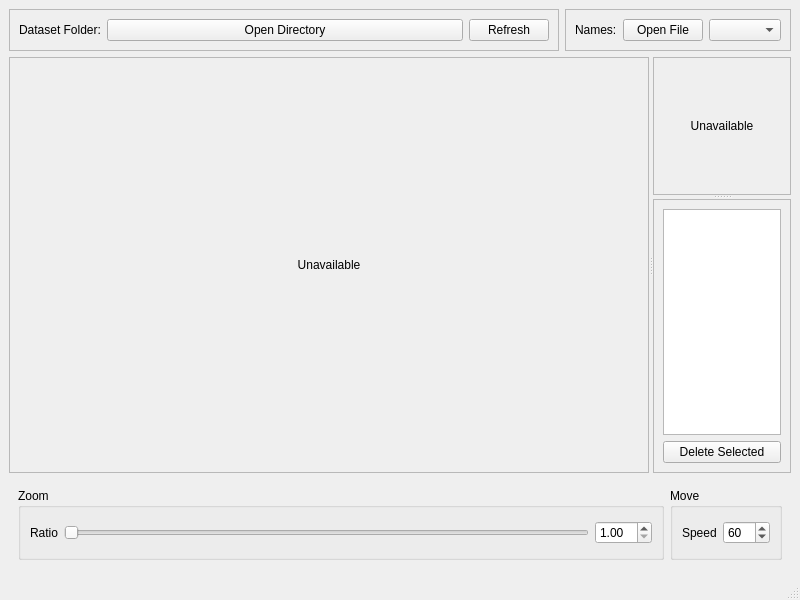
Before: the Qt Designer form util/ican_mark/icanmark.ui in jamesljlster/ican_mark, drawn with Qt 5.
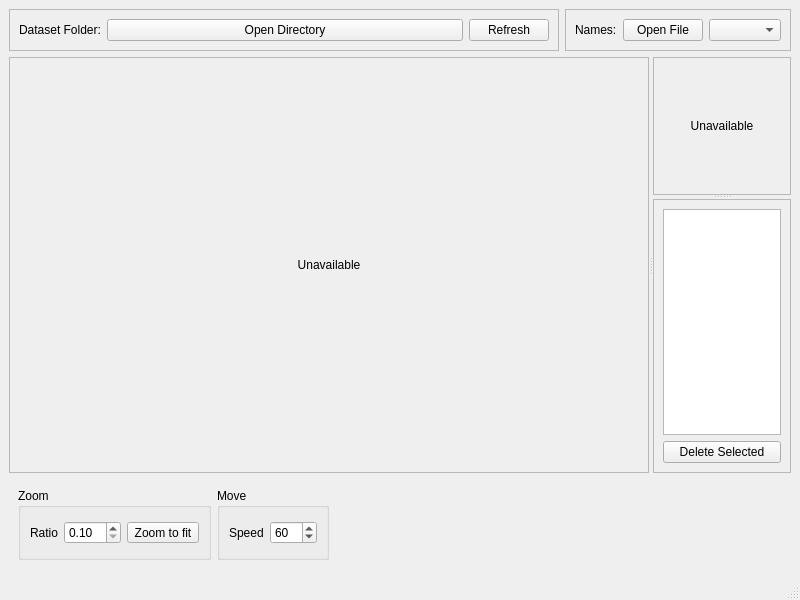
After: the same form once the commit is applied. The open tabs and pages were chosen to show the change. Custom widgets are drawn as their Qt base class.

Commit message: Remove zooming slider. Add zoom to fit controller

```diff
--- a/util/ican_mark/icanmark.ui
+++ b/util/ican_mark/icanmark.ui
@@ -412,7 +412,7 @@
          <widget class="QGroupBox" name="groupBox">
           <property name="sizePolicy">
            <sizepolicy hsizetype="Preferred" vsizetype="Preferred">
-            <horstretch>1</horstretch>
+            <horstretch>0</horstretch>
             <verstretch>0</verstretch>
            </sizepolicy>
           </property>
@@ -429,32 +429,23 @@
                </property>
               </widget>
              </item>
-             <item>
-              <widget class="QSlider" name="scaleRatioSlider">
-               <property name="focusPolicy">
-                <enum>Qt::NoFocus</enum>
-               </property>
-               <property name="minimum">
-                <number>10</number>
-               </property>
-               <property name="maximum">
-                <number>100</number>
-               </property>
-               <property name="orientation">
-                <enum>Qt::Horizontal</enum>
-               </property>
-              </widget>
-             </item>
              <item>
               <widget class="QDoubleSpinBox" name="scaleRatio">
                <property name="minimum">
-                <double>1.000000000000000</double>
+                <double>0.100000000000000</double>
                </property>
                <property name="maximum">
                 <double>10.000000000000000</double>
                </property>
               </widget>
              </item>
+             <item>
+              <widget class="QToolButton" name="scaleToFit">
+               <property name="text">
+                <string>Zoom to fit</string>
+               </property>
+              </widget>
+             </item>
             </layout>
            </item>
           </layout>
@@ -493,6 +484,19 @@
           </layout>
          </widget>
         </item>
+        <item>
+         <spacer name="horizontalSpacer">
+          <property name="orientation">
+           <enum>Qt::Horizontal</enum>
+          </property>
+          <property name="sizeHint" stdset="0">
+           <size>
+            <width>40</width>
+            <height>20</height>
+           </size>
+          </property>
+         </spacer>
+        </item>
        </layout>
       </widget>
      </widget>
```
Left out of the diff: 2 changed lines with no effect on the pictures. The commit also changes 4 other files.
